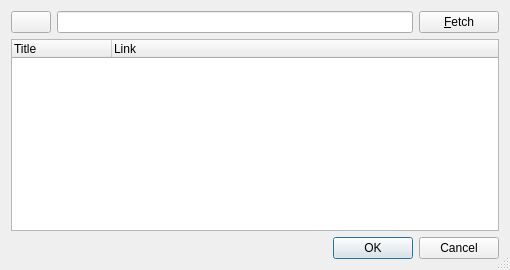
This is rc/rssdlg.ui in guendto/abby as Qt 5 draws it before an edit. The edited form follows.
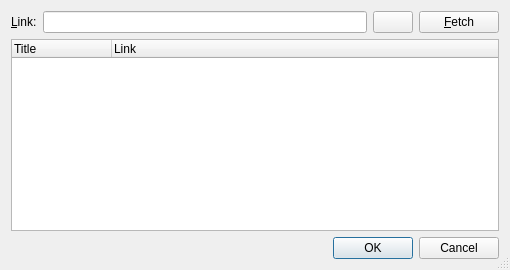
This is the edited form. Icons and pictures are not drawn.

Commit message: RSS Dialog: add link label.

Diff of the .ui file:
```diff
--- a/rc/rssdlg.ui
+++ b/rc/rssdlg.ui
@@ -26,6 +26,19 @@
   <layout class="QGridLayout" name="gridLayout" >
    <item row="0" column="0" >
     <layout class="QHBoxLayout" name="horizontalLayout_2" >
+     <item>
+      <widget class="QLabel" name="label" >
+       <property name="text" >
+        <string>&amp;Link:</string>
+       </property>
+       <property name="buddy" >
+        <cstring>linkEdit</cstring>
+       </property>
+      </widget>
+     </item>
+     <item>
+      <widget class="QLineEdit" name="linkEdit" />
+     </item>
      <item>
       <widget class="QPushButton" name="feedmgrButton" >
        <property name="toolTip" >
@@ -46,9 +59,6 @@
        </property>
       </widget>
      </item>
-     <item>
-      <widget class="QLineEdit" name="linkEdit" />
-     </item>
      <item>
       <widget class="QPushButton" name="fetchButton" >
        <property name="text" >
```
Left out of the diff: 3 changed lines with no effect on the pictures.
